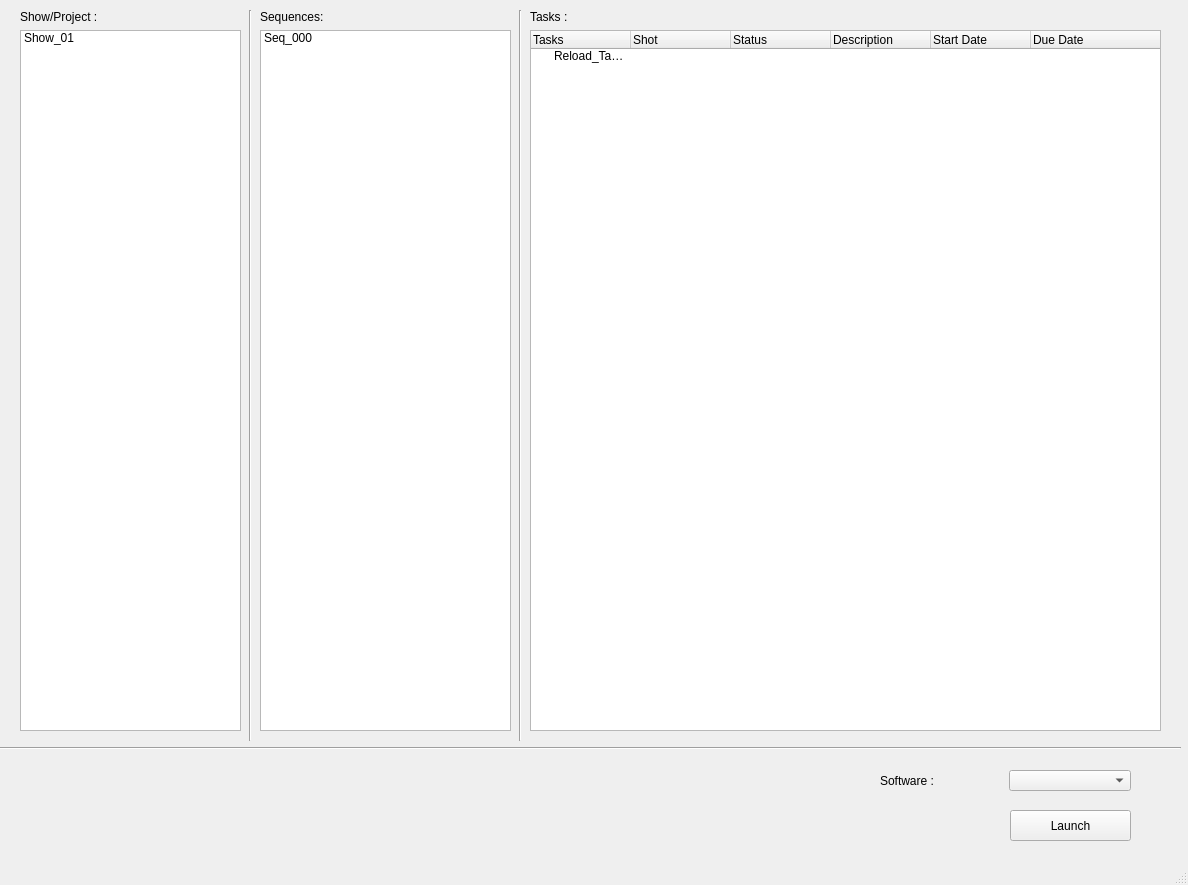
Above: qt_ui/main_window.ui from karanfx/shotgun_pipeline_tools before the change. Below: the same form after it.
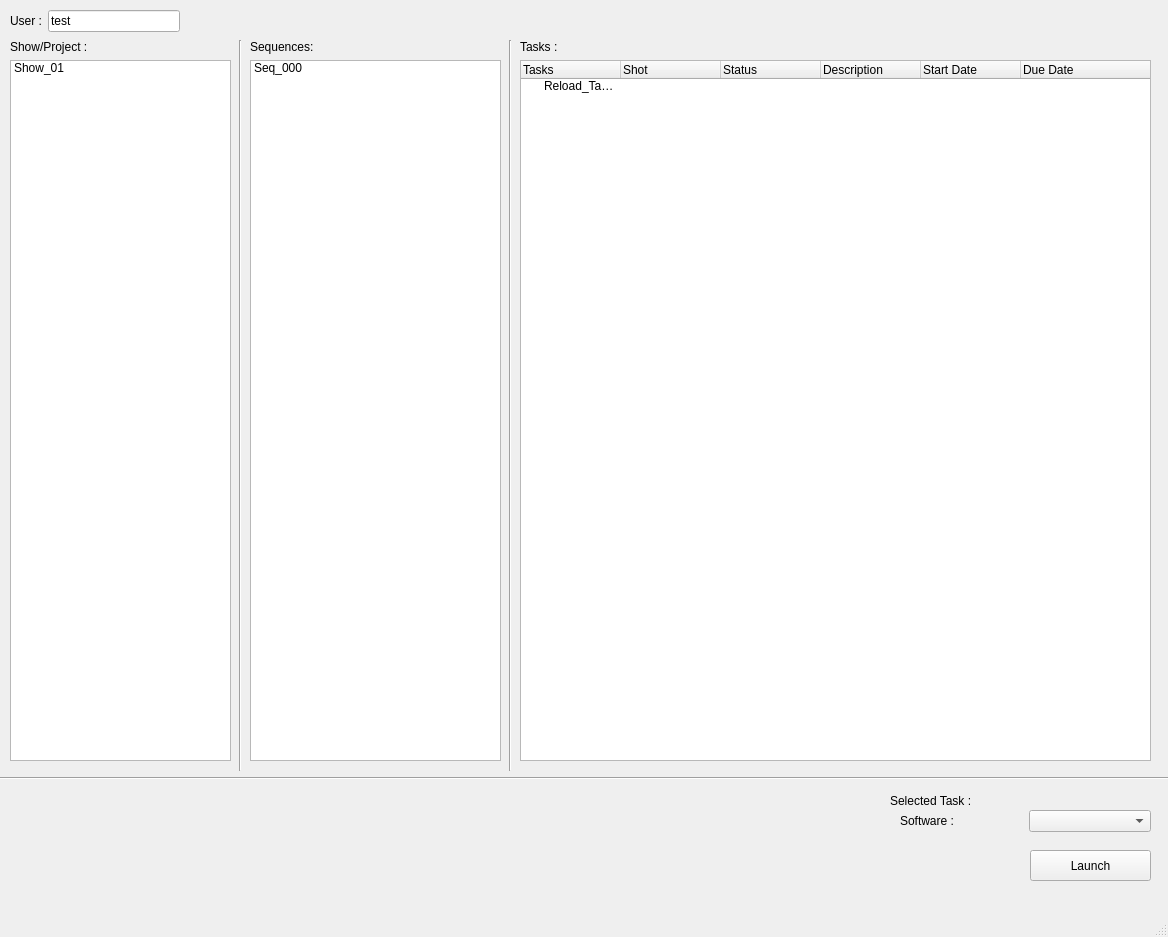
That is the form after the change.

Commit message: some clean up and putting up data in UI

Diff of the .ui file:
```diff
--- a/qt_ui/main_window.ui
+++ b/qt_ui/main_window.ui
@@ -6,8 +6,8 @@
    <rect>
     <x>0</x>
     <y>0</y>
-    <width>1188</width>
-    <height>885</height>
+    <width>1168</width>
+    <height>937</height>
    </rect>
   </property>
   <property name="windowTitle">
@@ -17,8 +17,8 @@
    <widget class="QPushButton" name="pushButton">
     <property name="geometry">
      <rect>
-      <x>1010</x>
-      <y>810</y>
+      <x>1030</x>
+      <y>850</y>
       <width>121</width>
       <height>31</height>
      </rect>
@@ -30,8 +30,8 @@
    <widget class="Line" name="line">
     <property name="geometry">
      <rect>
-      <x>240</x>
-      <y>10</y>
+      <x>230</x>
+      <y>40</y>
       <width>20</width>
       <height>731</height>
      </rect>
@@ -43,8 +43,8 @@
    <widget class="Line" name="line_2">
     <property name="geometry">
      <rect>
-      <x>510</x>
-      <y>10</y>
+      <x>500</x>
+      <y>40</y>
       <width>20</width>
       <height>731</height>
      </rect>
@@ -56,8 +56,8 @@
    <widget class="Line" name="line_3">
     <property name="geometry">
      <rect>
-      <x>0</x>
-      <y>740</y>
+      <x>-10</x>
+      <y>770</y>
       <width>1181</width>
       <height>16</height>
      </rect>
@@ -66,13 +66,13 @@
      <enum>Qt::Horizontal</enum>
     </property>
    </widget>
-   <widget class="QWidget" name="">
+   <widget class="QWidget" name="layoutWidget">
     <property name="geometry">
      <rect>
-      <x>880</x>
-      <y>770</y>
+      <x>900</x>
+      <y>810</y>
       <width>251</width>
-      <height>21</height>
+      <height>22</height>
      </rect>
     </property>
     <layout class="QHBoxLayout" name="horizontalLayout">
@@ -88,11 +88,11 @@
      </item>
     </layout>
    </widget>
-   <widget class="QWidget" name="">
+   <widget class="QWidget" name="layoutWidget">
     <property name="geometry">
      <rect>
-      <x>260</x>
-      <y>10</y>
+      <x>250</x>
+      <y>40</y>
       <width>251</width>
       <height>721</height>
      </rect>
@@ -116,11 +116,11 @@
      </item>
     </layout>
    </widget>
-   <widget class="QWidget" name="">
+   <widget class="QWidget" name="layoutWidget">
     <property name="geometry">
      <rect>
-      <x>20</x>
-      <y>10</y>
+      <x>10</x>
+      <y>40</y>
       <width>221</width>
       <height>721</height>
      </rect>
@@ -144,11 +144,11 @@
      </item>
     </layout>
    </widget>
-   <widget class="QWidget" name="">
+   <widget class="QWidget" name="layoutWidget">
     <property name="geometry">
      <rect>
-      <x>530</x>
-      <y>10</y>
+      <x>520</x>
+      <y>40</y>
       <width>631</width>
       <height>721</height>
      </rect>
@@ -202,6 +202,45 @@
      </item>
     </layout>
    </widget>
+   <widget class="QLabel" name="sel_task_LB">
+    <property name="geometry">
+     <rect>
+      <x>890</x>
+      <y>790</y>
+      <width>271</width>
+      <height>21</height>
+     </rect>
+    </property>
+    <property name="text">
+     <string>Selected Task :</string>
+    </property>
+   </widget>
+   <widget class="QWidget" name="">
+    <property name="geometry">
+     <rect>
+      <x>10</x>
+      <y>10</y>
+      <width>170</width>
+      <height>22</height>
+     </rect>
+    </property>
+    <layout class="QHBoxLayout" name="horizontalLayout_2">
+     <item>
+      <widget class="QLabel" name="user_LB">
+       <property name="text">
+        <string>User :</string>
+       </property>
+      </widget>
+     </item>
+     <item>
+      <widget class="QLineEdit" name="user_LE">
+       <property name="text">
+        <string>test</string>
+       </property>
+      </widget>
+     </item>
+    </layout>
+   </widget>
   </widget>
   <widget class="QMenuBar" name="menubar">
    <property name="geometry">
```
Left out of the diff: 6 changed lines with no effect on the pictures. The commit also changes 6 other files.
